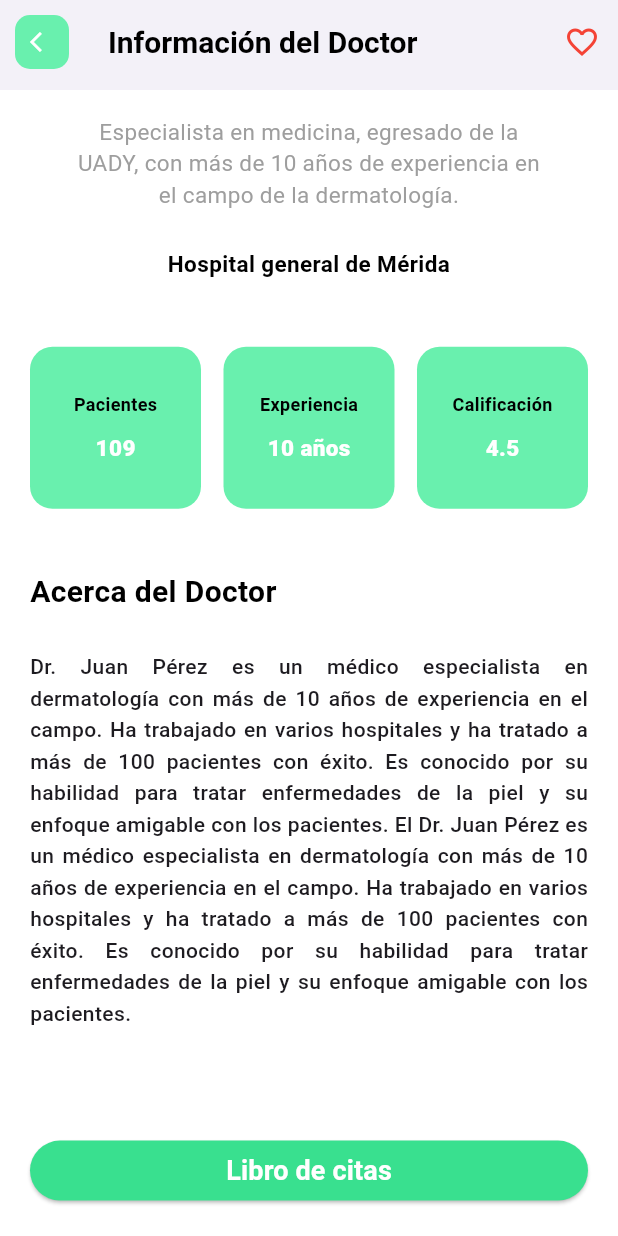
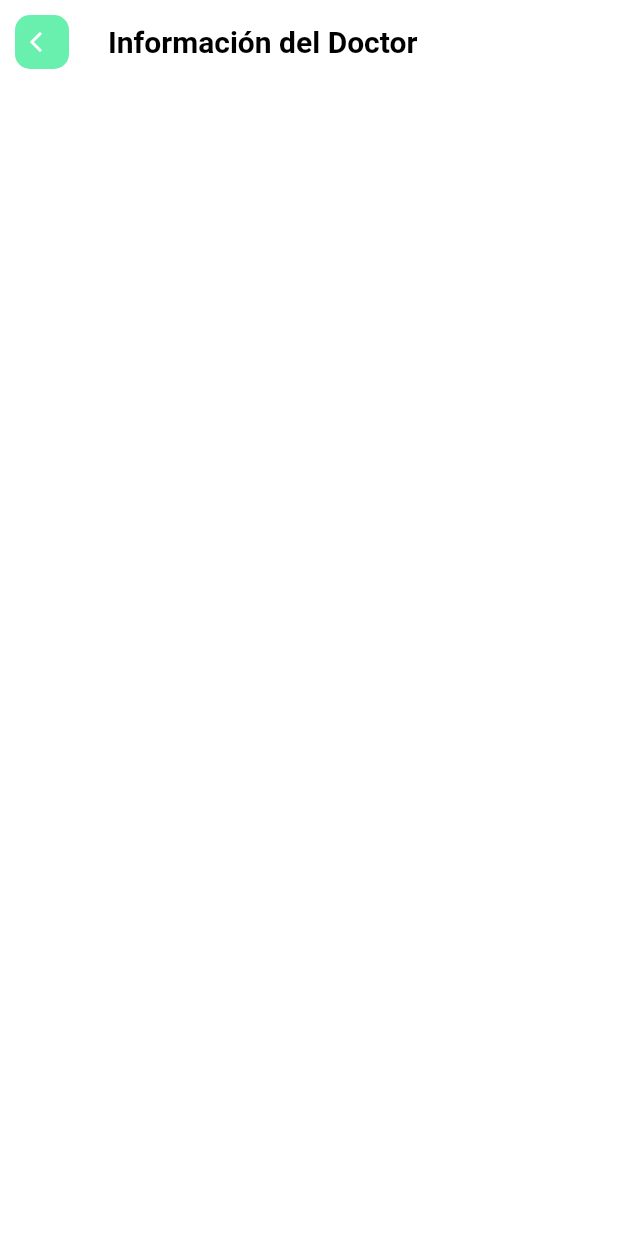
Before and after one commit to DARKTOTEM2703/ProyectoAppDoctor, a Flutter app: the DoctorDetails screen opened by its route, scrolled down 203 dp, after a tap on "Libro de citas", on a phone screen of 412 x 824 dp. Run offline on Flutter 3.47's test engine with Material 3 defaults, Android fonts, the phone set to English and light mode, and no system bars; our stand-ins replace font_awesome_flutter, table_calendar.

Commit message:
Agregar página de reservas y corregir importación en la pantalla principal

```diff
--- /dev/null
+++ b/appdoctor/lib/components/booking_page.dart
@@ -0,0 +1,32 @@
+import 'package:appdoctor/components/custom_appbar.dart';
+import 'package:appdoctor/utils/config.dart';
+import 'package:flutter/material.dart';
+import 'package:table_calendar/table_calendar.dart';
+import 'package:font_awesome_flutter/font_awesome_flutter.dart';
+
+class BookingPage extends StatefulWidget {
+  const BookingPage({super.key});
+  @override
+  State<BookingPage> createState() => _BookingPageState();
+}
+
+class _BookingPageState extends State<BookingPage> {
+  //declaaracion de variables
+  CalendarFormat _format = CalendarFormat.month;
+  DateTime _focusedDay = DateTime.now();
+  DateTime _currentDay = DateTime.now();
+  int? _currentIndex;
+  bool _isWeekend = false;
+  bool _dateSelected = false;
+  bool _timeSelected = false;
+  @override
+  Widget build(BuildContext context) {
+    Config.init(context);
+    return Scaffold(
+      appBar: CustomAppBar(
+        appTitle: 'Información del Doctor',
+        icon: const Icon(Icons.arrow_back_ios),
+      ),
+    );
+  }
+}
--- a/appdoctor/lib/main.dart
+++ b/appdoctor/lib/main.dart
@@ -1,5 +1,6 @@
+import 'package:appdoctor/components/booking_page.dart';
 import 'package:appdoctor/main_layout.dart';
-import 'package:appdoctor/screens/auth_Page.dart';
+import 'package:appdoctor/screens/auth_page.dart'; // Corregido el nombre del archivo importado
 import 'package:appdoctor/screens/doctor_details.dart';
 import 'package:appdoctor/utils/config.dart';
 import 'package:flutter/material.dart';
@@ -72,6 +73,7 @@ class MyApp extends StatelessWidget {
         'main': (context) =>
             const MainLayout(), // Asegúrate de que esta ruta esté definida
         'doc_details': (context) => const DoctorDetails(),
+        'booking_page': (context) => BookingPage(),
       },
       //   home: const MyHomePage(title: 'Doctor App'), // Página de inicio
     );
--- a/appdoctor/lib/screens/doctor_details.dart
+++ b/appdoctor/lib/screens/doctor_details.dart
@@ -60,6 +60,7 @@ class _DoctorDetails extends State<DoctorDetails> {
                       width: double.infinity,
                       tittle: 'Libro de citas',
                       onPressed: () {
+                        Navigator.of(context).pushNamed('booking_page');
                         setState(() {
                           isBooked = !isBooked;
                         });
--- a/appdoctor/pubspec.yaml
+++ b/appdoctor/pubspec.yaml
@@ -35,6 +35,7 @@ dependencies:
   # The following adds the Cupertino Icons font to your application.
   # Use with the CupertinoIcons class for iOS style icons.
   cupertino_icons: ^1.0.8
+  table_calendar: ^3.1.3
 
 dev_dependencies:
   flutter_test:
```
Also changed, not shown: appdoctor/pubspec.lock.
